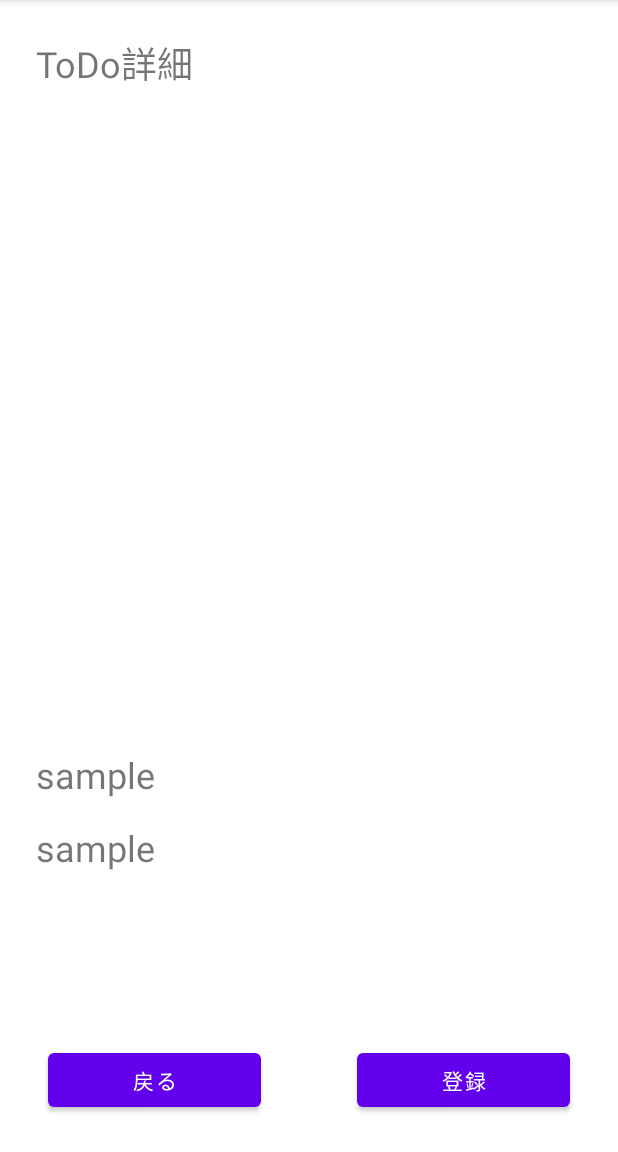
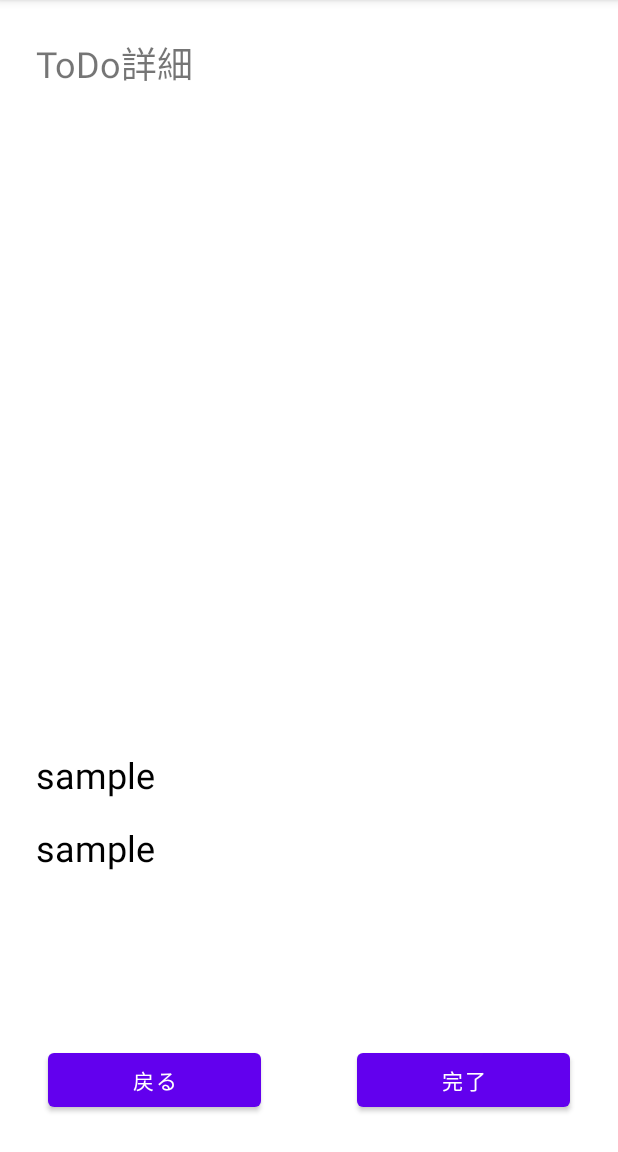
Before and after one commit to kajikawa256/Andkadai, an Android app: the DeteilActivity screen opened directly, with no data from a screen before it, on a phone screen of 412 x 824 dp, the part 84-1236 px from its top. Run offline under Robolectric (Android 15) with nearby library versions, the phone set to English and light mode, and no system bars; 2 statements that could not run were skipped.

Commit message:
詳細画面の遷移動作実装（titleとmemoのリストの順番が入れ替わる不具合あり）

```diff
--- a/app/src/main/java/com/example/todoapplication/DeteilActivity.java
+++ b/app/src/main/java/com/example/todoapplication/DeteilActivity.java
@@ -2,7 +2,20 @@ package com.example.todoapplication;
 
 import androidx.appcompat.app.AppCompatActivity;
 
+import android.content.Intent;
+import android.content.SharedPreferences;
 import android.os.Bundle;
+import android.preference.PreferenceManager;
+import android.view.View;
+import android.widget.Button;
+import android.widget.EditText;
+import android.widget.ImageView;
+import android.widget.TextView;
+
+import java.util.ArrayList;
+import java.util.HashSet;
+import java.util.LinkedHashSet;
+import java.util.Set;
 
 public class DeteilActivity extends AppCompatActivity {
 
@@ -10,5 +23,66 @@ public class DeteilActivity extends AppCompatActivity {
     protected void onCreate(Bundle savedInstanceState) {
         super.onCreate(savedInstanceState);
         setContentView(R.layout.activity_deteil);
+
+        // 部品宣言
+        TextView title = findViewById(R.id.textView3);
+        TextView content = findViewById(R.id.textView4);
+        Button finishbtn = findViewById(R.id.button4);
+        Button backbtn = findViewById(R.id.button5);
+        ImageView imageView = findViewById(R.id.imageView2);
+
+        // プレファレンスのindex番号をListViewから受け取る
+        Intent intent = getIntent();
+        int index = intent.getIntExtra("index",0);
+
+        // プレファレンスの宣言
+        SharedPreferences pref;
+        ArrayList<String> titleList;
+        ArrayList<String> memoList;
+
+        // プリファレンスから値を取得し、リストを初期化する
+        pref = PreferenceManager.getDefaultSharedPreferences(getApplicationContext());
+        Set<String> sArray = pref.getStringSet("ToDoTitle",null);
+        Set<String> s2Array = pref.getStringSet("ToDoMemo",null);
+        if(sArray != null && s2Array != null){
+            titleList = new ArrayList<>(sArray);
+            memoList = new ArrayList<>(s2Array);
+        }else{
+            titleList = new ArrayList<>();
+            memoList = new ArrayList<>();
+        }
+
+        // ListViewで選択したタイトルの詳細表示
+        title.setText(titleList.get(index));
+        content.setText(memoList.get(index));
+
+        // 戻るボタンクリック時の処理
+        backbtn.setOnClickListener(new View.OnClickListener(){
+            @Override
+            public void onClick(View v){
+                Intent intent = new Intent(DeteilActivity.this,ListActivity.class);
+                startActivity(intent);
+                finish();
+            }
+        });
+
+        // 完了ボタンクリック時の処理
+        finishbtn.setOnClickListener(new View.OnClickListener(){
+            @Override
+            public void onClick(View v){
+                // ToDoの削除
+                titleList.remove(index);
+                memoList.remove(index);
+                // 削除したArrayListをプリファレンスへ登録
+                Set<String> cArray = new LinkedHashSet<String>(titleList);
+                Set<String> dArray = new LinkedHashSet<String>(memoList);
+                pref.edit().putStringSet("ToDoTitle",cArray).apply();
+                pref.edit().putStringSet("ToDoMemo",dArray).apply();
+                // ListActivityへ遷移
+                Intent intent = new Intent(DeteilActivity.this,ListActivity.class);
+                startActivity(intent);
+                finish();
+            }
+        });
     }
 }
--- a/app/src/main/res/layout/activity_deteil.xml
+++ b/app/src/main/res/layout/activity_deteil.xml
@@ -38,7 +38,7 @@
         android:layout_marginStart="32dp"
         android:layout_marginEnd="32dp"
         android:layout_marginBottom="24dp"
-        android:text="@string/register"
+        android:text="@string/finish"
         app:layout_constraintBottom_toBottomOf="parent"
         app:layout_constraintEnd_toEndOf="parent"
         app:layout_constraintHorizontal_bias="0.5"
@@ -63,6 +63,7 @@
         android:layout_height="wrap_content"
         android:layout_marginTop="32dp"
         android:text="@string/sample"
+        android:textColor="@color/black"
         android:textSize="24sp"
         app:layout_constraintEnd_toEndOf="@+id/imageView2"
         app:layout_constraintStart_toStartOf="@+id/imageView2"
@@ -74,6 +75,7 @@
         android:layout_height="wrap_content"
         android:layout_marginTop="16dp"
         android:text="@string/sample"
+        android:textColor="@color/black"
         android:textSize="24sp"
         app:layout_constraintEnd_toEndOf="@+id/textView3"
         app:layout_constraintStart_toStartOf="@+id/textView3"
--- a/app/src/main/res/values/strings.xml
+++ b/app/src/main/res/values/strings.xml
@@ -9,4 +9,5 @@
     <string name="back">戻る</string>
     <string name="Deteil">ToDo詳細</string>
     <string name="sample">sample</string>
+    <string name="finish">完了</string>
 </resources>
--- a/build.gradle
+++ b/build.gradle
@@ -1,5 +1,5 @@
 // Top-level build file where you can add configuration options common to all sub-projects/modules.
 plugins {
-    id 'com.android.application' version '7.3.0' apply false
-    id 'com.android.library' version '7.3.0' apply false
+    id 'com.android.application' version '7.3.1' apply false
+    id 'com.android.library' version '7.3.1' apply false
 }
```
Also changed, not shown: app/src/main/java/com/example/todoapplication/ListActivity.java (+20 -1 lines), app/src/main/java/com/example/todoapplication/RegisterActivity.java (+13 -5 lines).
